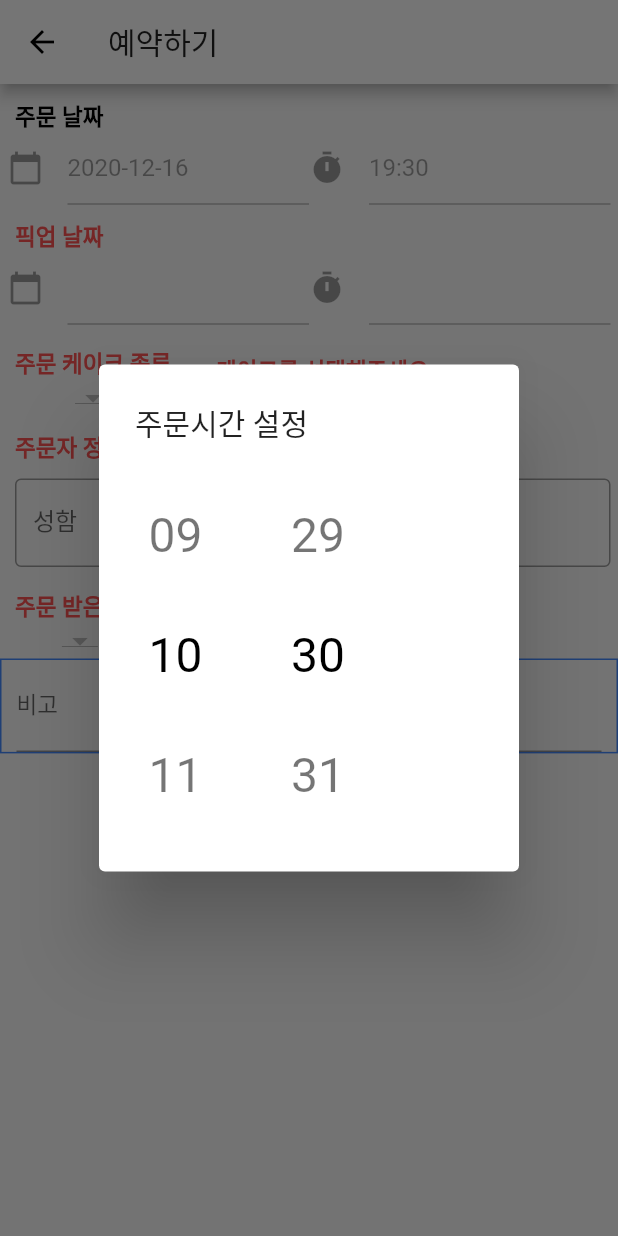
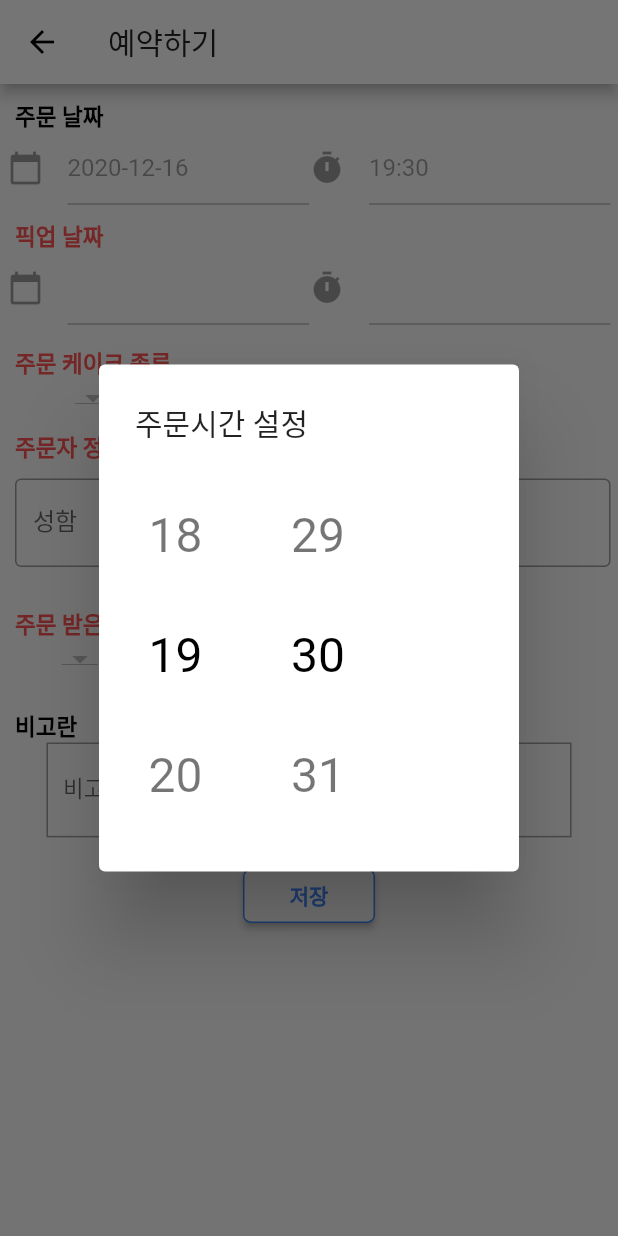
Before and after one commit to monocsp/MyFlutter, a Flutter app: the AddOrder screen opened by its route, after a tap on the "timer" icon, on a phone screen of 412 x 824 dp. Run offline on Flutter 3.47's test engine with Material 2 defaults, Android fonts, the phone set to English and light mode, and no system bars; drawn by our look-alikes of flutter_time_picker_spinner; our stand-ins replace badges, bubble_bottom_bar, cloud_firestore, firebase_core, flutter_speed_dial, google_nav_bar and 4 more; missing offline and left inert: fab_circular_menu, scroll_app_bar, swipedetector, tip_dialog; accounts and stored records are empty; statements that could not run were skipped.

Commit message:
20201216

```diff
--- a/CakeOrder/cakeorder/lib/ProviderPackage/myprovider.dart
+++ b/CakeOrder/cakeorder/lib/ProviderPackage/myprovider.dart
@@ -17,4 +17,10 @@ class DatabaseProvider {
     return _db.collection("CakeList").snapshots().map((list) =>
         list.docs.map((doc) => CakeCategory.fromFireStore(doc)).toList());
   }
+  Stream<List<CakeData>> getTodayOrderCakeData(){
+    return _db.collection(collectionPath)
+  }
+  // Stream<List<CakeData>> getTodayPickUpCakeData(){
+  //   return _db.collection(collectionPath)
+  // }
 }
--- a/CakeOrder/cakeorder/lib/addOrderPackage/addDropDown.dart
+++ b/CakeOrder/cakeorder/lib/addOrderPackage/addDropDown.dart
@@ -1,7 +1,5 @@
 import 'package:flutter/material.dart';
-import 'addOrder.dart';
 import 'package:flutter/cupertino.dart';
-import 'package:cloud_firestore/cloud_firestore.dart';
 import 'package:provider/provider.dart';
 import 'package:cakeorder/ProviderPackage/cakeList.dart';
 
@@ -18,11 +16,11 @@ class CustomDropDown {
     cakeCategoryProvider = Provider.of<List<CakeCategory>>(context);
   }
 
-  _customTitle({@required String title, bool important}) {
+  _customTitle({@required String title, bool important, double fontSize}) {
     return Text(
       title ?? "Empty",
       style: TextStyle(
-          fontSize: _text_Font_Size,
+          fontSize: fontSize ?? _text_Font_Size,
           fontWeight: FontWeight.bold,
           color: important ? Colors.redAccent : Colors.black),
     );
@@ -94,7 +92,7 @@ class CustomDropDown {
       CakeSizePrice selectedCakeSize}) {
     return currentCakeCategory != null
         ? Container(
-            margin: EdgeInsets.only(left: 10, top: 15),
+            margin: EdgeInsets.only(left: 10, top: 20),
             child: Column(children: [
               _customTitle(title: "케이크 호수", important: true),
               cakeSizeList != null
@@ -116,6 +114,9 @@ class CustomDropDown {
                     ),
             ]),
           )
-        : Container(child: _customTitle(title: '케이크를 선택해주세요', important: true));
+        : Container(
+            margin: EdgeInsets.only(top: 20),
+            child: _customTitle(
+                title: '케이크를 선택해주세요', important: true, fontSize: 13));
   }
 }
--- a/CakeOrder/cakeorder/lib/addOrderPackage/addOrder.dart
+++ b/CakeOrder/cakeorder/lib/addOrderPackage/addOrder.dart
@@ -1,16 +1,12 @@
 import 'package:cakeorder/ProviderPackage/cakeList.dart';
 import 'package:flutter/cupertino.dart';
 import 'package:flutter/foundation.dart';
+import 'package:flutter_time_picker_spinner/flutter_time_picker_spinner.dart';
 import 'package:flutter/material.dart';
-import 'package:syncfusion_flutter_datepicker/datepicker.dart';
-import 'package:flutter_time_picker_spinner/flutter_time_picker_spinner.dart';
 import 'package:intl/intl.dart';
-import 'package:cloud_firestore/cloud_firestore.dart';
-import 'package:firebase_auth/firebase_auth.dart';
-import 'package:provider/provider.dart';
-import 'package:path/path.dart' as p;
 import 'addDropDown.dart';
-import 'addDate.dart';
+import 'selectDate.dart';
+import 'cakeCount.dart';
 
 class AddOrder extends StatefulWidget {
   @override
@@ -19,16 +15,19 @@ class AddOrder extends StatefulWidget {
 }
 
 class _AddOrderState extends State<AddOrder> {
+  final scaffoldKey = GlobalKey<ScaffoldState>();
   static final double _text_MARGIN = 10;
   static final double _text_Font_Size = 15;
-  bool addProgressStatus;
+  bool payStatus;
   // static final double _text_TOP_MARGIN = 5;
   CustomDate customDate;
   CustomDropDown customDropDown;
+  CakeCountWidget cakeCountWidget;
   List<CakeSizePrice> cakeSizeList = <CakeSizePrice>[];
   CakeCategory _selectedCakeName;
   CakeCategory _beforeCakeName;
   String _partTimer;
+  int _cakeCount;
   CakeSizePrice _selectedCakeSize;
   TextEditingController _textEditingControllerRemark;
   TextEditingController _textEditingControllerOrderDate;
@@ -46,7 +45,8 @@ class _AddOrderState extends State<AddOrder> {
 
   @override
   void initState() {
-    addProgressStatus = null;
+    _cakeCount = 1;
+    payStatus = null;
     _selectedCakeName = null;
     _partTimer = null;
     initNdisposeTextEditController(init: true);
@@ -86,7 +86,10 @@ class _AddOrderState extends State<AddOrder> {
     customDate = CustomDate(context: context, setStateCallback: dateCallback);
     customDropDown =
         CustomDropDown(context: context, setStateCallback: dropDownCallback);
+    cakeCountWidget =
+        CakeCountWidget(cakeCount: _cakeCount, callback: cakeCountCallback);
     return Scaffold(
+      key: scaffoldKey,
       resizeToAvoidBottomPadding: true,
       appBar: AppBar(
         title: Text('예약하기'),
@@ -124,19 +127,25 @@ class _AddOrderState extends State<AddOrder> {
                     ),
                     Flexible(
                       flex: 1,
-                        child: Container(
-                          margin: EdgeInsets.only(left: 30),
                       child: customDropDown.selectCakePrice(
                           currentCakeCategory: _selectedCakeName,
                           cakeList: cakeSizeList,
                           selectedCakeSize: _selectedCakeSize),
-                        ))
+                    ),
+                    Flexible(
+                        flex: 1,
+                        child: cakeCountWidget.countWidget(
+                            isvisible: _selectedCakeName != null)),
                   ],
                 ),
                 _orderNamePhoneTextField(),
+                Row(children: [
                   customDropDown.selectPartTimerDropDown(_partTimer),
+                  _payStatusCheckBox(),
+                ]),
+                _customTextBox(title: "비고란", import: false),
                 _remarkTextField(context),
-                addButton()
+                addButton(),
               ],
             ),
           ),
@@ -162,7 +171,20 @@ class _AddOrderState extends State<AddOrder> {
                 borderRadius: BorderRadius.circular(5.0),
                 side: BorderSide(color: Colors.blueAccent)),
             onPressed: () {
-              dialogProgressIndicator(addProgressStatus);
+              // dialogProgressIndicator();
+              if (!_catchNull()) {
+                _addData();
+                dialogProgressIndicator();
+              }
+              // print(_checkError == null ? true : false);
+              // _errorSnackBar(_checkError);
+              // _checkError != null ? _errorSnackBar(_checkError) : _addData();
+            }),
+      ),
+    );
+  }
+
+  _addData() async {
     CakeData data = CakeData(
         orderDate: _textEditingControllerOrderDate.text +
             " " +
@@ -174,43 +196,64 @@ class _AddOrderState extends State<AddOrder> {
         cakeSize: _selectedCakeSize.cakeSize,
         cakePrice: _selectedCakeSize.cakePrice,
         customerName: _textEditingControllerCustomerName.text,
-                  customerPhone: _textEditingControllerCustomerPhone.text);
-              data.toFireStore(loadDialogCallback);
-              print(data.documentId);
-              print(data.pickUpDate.toDate());
-              print(data.orderDate.toDate());
-              // c.toFireStore(loadDialogCallback);
-              // var _id;
-              // Map<dynamic, dynamic> temp = {
-              //   "time": Timestamp.fromDate(f.parse(
-              //       _textEditingControllerOrderDate.text +
-              //           " " +
-              //           _textEditingControllerOrderTime.text))
-              // };
-              // FirebaseFirestore.instance
-              //     .collection("Cake")
-              //     .add(temp.cast())
-              //     .then((value) {
-              //   _id = value.id;
-              //   FirebaseFirestore.instance
-              //       .collection("Cake")
-              //       .doc(_id)
-              //       .get()
-              //       .then((value) => print(value.data()["time"].toDate()));
-              // });
-              // var a = DateFormat(_textEditingControllerOrderDate.text);
-            }),
-      ),
-    );
+        customerPhone: _textEditingControllerCustomerPhone.text,
+        partTimer: _partTimer,
+        remark: _textEditingControllerRemark.text,
+        paystatus: payStatus,
+        cakeCount: _cakeCount);
+    await data.toFireStore(loadDialogCallback);
   }
 
-  dialogProgressIndicator(bool status) {
+  _catchNull() {
+    CakeDataError error;
+    if (_textEditingControllerOrderDate.text == '' ||
+        _textEditingControllerOrderTime.text == '') {
+      error = CakeDataError(
+          errorName: "orderDate", errorComment: "예약시간 및 날짜를 선택해주세요");
+    } else if (_textEditingControllerPickUpDate.text == '' ||
+        _textEditingControllerPickUpTime.text == '') {
+      error = CakeDataError(
+          errorName: "pickUpDate", errorComment: "픽업시간 및 날짜를 선택해주세요");
+    } else if (_selectedCakeName == null) {
+      error = CakeDataError(
+          errorName: "cakeCategory", errorComment: "케이크 종류를 선택해주세요");
+    } else if (_selectedCakeSize == null) {
+      error =
+          CakeDataError(errorName: "cakeSize", errorComment: "케이크 사이즈를 선택해주세요");
+    } else if (_textEditingControllerCustomerName.text == '') {
+      error = CakeDataError(
+          errorName: "customerName", errorComment: "주문한 사람의 이름을 입력해주세요");
+    } else if (_textEditingControllerCustomerPhone.text == '') {
+      error = CakeDataError(
+          errorName: "customerPhone", errorComment: "주문한 사람의 전화번호를 입력해주세요");
+    } else if (_partTimer == null) {
+      error = CakeDataError(
+          errorName: "partTimer", errorComment: "주문받은 사람의 이름을 선택해주세요");
+    }
+    if (error != null) {
+      var snackBar = SnackBar(
+          content: Text(
+            "${error.errorComment}",
+          ),
+          duration: Duration(seconds: 1));
+      scaffoldKey.currentState.showSnackBar(snackBar);
+      return true;
+    }
+    return false;
+  }
+
+  _errorSnackBar(CakeDataError dataError) {
+    // final snackBar = SnackBar(content: Text('Are you talkin\' to me?'));
+    var snackBar = SnackBar(content: Text("${dataError.errorComment}"));
+  }
+
+  dialogProgressIndicator() {
     showDialog(
       context: context,
       barrierDismissible: false,
       builder: (context) {
         return WillPopScope(
-            onWillPop: () async => false,
+            // onWillPop: () async => false,
             child: AlertDialog(
           backgroundColor: Colors.black87,
           shape: RoundedRectangleBorder(
@@ -224,21 +267,10 @@ class _AddOrderState extends State<AddOrder> {
                   children: [
                     Padding(
                         child: Container(
-                                child: status == null
-                                    ? CircularProgressIndicator(
+                            child: CircularProgressIndicator(
                               strokeWidth: 3,
                               valueColor:
-                                            AlwaysStoppedAnimation<Color>(
-                                                Colors.white),
-                                      )
-                                    : status
-                                        ? Icon(
-                                            Icons.check,
-                                            size: 20,
-                                          )
-                                        : Icon(
-                                            Icons.error_outline,
-                                            size: 20,
+                                  AlwaysStoppedAnimation<Color>(Colors.white),
                             ),
                             width: 32,
                             height: 32),
@@ -246,8 +278,7 @@ class _AddOrderState extends State<AddOrder> {
                     Padding(
                         child: Text(
                           'Please wait …',
-                              style:
-                                  TextStyle(color: Colors.white, fontSize: 16),
+                          style: TextStyle(color: Colors.white, fontSize: 16),
                           textAlign: TextAlign.center,
                         ),
                         padding: EdgeInsets.only(bottom: 4)),
@@ -262,11 +293,16 @@ class _AddOrderState extends State<AddOrder> {
     );
   }
 
-  loadDialogCallback() {
-    Navigator.of(context).popUntil(ModalRoute.withName('/'));
-    // Navigator.of(context).pushNamed(ModalRoute.withName('/AddOrder'));
-    // Navigator.of(context).pop();
-    // Navigator.of(context).pop();
+  cakeCountCallback(int count) {
+    setState(() {
+      _cakeCount = count;
+    });
+  }
+
+  loadDialogCallback({bool isCompleted}) {
+    isCompleted == null
+        ? Navigator.of(context).popUntil(ModalRoute.withName('/'))
+        : Navigator.of(context).pop();
   }
 
   dateCallback(String param) {
@@ -382,16 +418,17 @@ class _AddOrderState extends State<AddOrder> {
   }
 
   _remarkTextField(BuildContext context) {
-    return Container(
+    return Center(
+      child: Container(
+        width: 350,
         padding: EdgeInsets.only(
             bottom: MediaQuery.of(context).viewInsets.bottom,
             right: 10,
             left: 10),
-      decoration: BoxDecoration(border: Border.all(color: Colors.blueAccent)),
+        decoration: BoxDecoration(border: Border.all(color: Colors.grey)),
         child: TextField(
           decoration: InputDecoration(
-          // counterText:
-          //     '${this._textEditingControllerRemark.text.split(' ').length} words',
+            border: InputBorder.none,
             labelText: '비고',
             hintText: '만나서 카드결제 등',
           ),
@@ -401,6 +438,26 @@ class _AddOrderState extends State<AddOrder> {
           style: TextStyle(
             fontSize: 15,
           ),
+        ),
+      ),
+    );
+  }
+
+  _payStatusCheckBox() {
+    return Container(
+      margin: EdgeInsets.only(left: 50, top: 5, right: 5),
+      child: Column(
+        children: [
+          _customTextBox(title: "결제 여부", import: true),
+          Checkbox(
+            value: payStatus ?? false,
+            onChanged: (value) {
+              setState(() {
+                payStatus = payStatus == null ? true : !payStatus;
+              });
+            },
+          )
+        ],
       ),
     );
   }
@@ -415,11 +472,19 @@ class _AddOrderState extends State<AddOrder> {
     );
   }
 
-  _customTextBox({@required bool isOrder}) {
+  _customTextBox({bool isOrder, String title, bool import}) {
     return Container(
         padding: EdgeInsets.only(left: _text_MARGIN, top: _text_MARGIN),
         child: _customTitle(
-            title: isOrder ? '주문 날짜' : '픽업 날짜',
-            important: isOrder ? false : true));
+            title: isOrder != null
+                ? isOrder
+                    ? '주문 날짜'
+                    : '픽업 날짜'
+                : title,
+            important: isOrder != null
+                ? isOrder
+                    ? false
+                    : true
+                : import ?? false));
   }
 }
--- /dev/null
+++ b/CakeOrder/cakeorder/lib/addOrderPackage/cakeCount.dart
@@ -0,0 +1,64 @@
+import 'package:flutter/material.dart';
+
+class CakeCountWidget {
+  int cakeCount;
+  Function callback;
+  CakeCountWidget({this.cakeCount, this.callback});
+  Widget countWidget({bool isvisible}) {
+    return Visibility(
+      visible: isvisible ?? false,
+      child: Column(
+        mainAxisAlignment: MainAxisAlignment.center,
+        children: [
+          Container(
+            margin: EdgeInsets.only(top: 20),
+            child: Text(
+              '수량',
+              style: TextStyle(
+                  fontSize: 15,
+                  color: Colors.redAccent,
+                  fontWeight: FontWeight.bold),
+            ),
+          ),
+          Container(
+            // margin: EdgeInsets.only(top: 15),
+            child: Row(
+              mainAxisAlignment: MainAxisAlignment.end,
+              children: [_minusButton(), _countTextField(), _plusButton()],
+            ),
+          ),
+        ],
+      ),
+    );
+  }
+
+  _minusButton() {
+    return Visibility(
+        visible: cakeCount > 1,
+        child: Container(
+            child: IconButton(
+          icon: Icon(Icons.horizontal_rule),
+          onPressed: () {
+            callback(--cakeCount);
+          },
+        )));
+  }
+
+  _countTextField() {
+    return Container(
+        child: Text(
+      cakeCount.toString(),
+      style: TextStyle(fontSize: 13, fontWeight: FontWeight.bold),
+    ));
+  }
+
+  _plusButton() {
+    return Container(
+        child: IconButton(
+      icon: Icon(Icons.add),
+      onPressed: () {
+        callback(++cakeCount);
+      },
+    ));
+  }
+}
--- a/CakeOrder/cakeorder/lib/addOrderPackage/addDate.dart
+++ b/CakeOrder/cakeorder/lib/addOrderPackage/selectDate.dart
@@ -89,17 +89,7 @@ class CustomDate {
           title: isOrderTime ? Text('주문시간 설정') : Text('픽업시간 설정'),
           content: TimePickerSpinner(
             is24HourMode: true,
-            time: isOrderTime
-                ? DateTime.now().add(Duration(hours: 9))
-                //Set 00:00
-                : pickUpTime == null
-                    ? DateTime.parse(DateTime.now().toString().split(' ')[0] +
-                        " 00:00:00.000")
-                    : _test(pickUpTime
-                        // DateTime.parse(DateTime.now().toString().split(' ')[0] +
-                        //     " " +
-                        //     pickUpTime
-                        ),
+            time: setDateTime(isOrderTime, pickUpTime),
             minutesInterval: isOrderTime ? 1 : 5,
             spacing: 50,
             itemHeight: 80,
@@ -118,4 +108,16 @@ class CustomDate {
       },
     );
   }
+
+  setDateTime(bool isOrder, var pickUpTime) {
+    return pickUpTime.text == ''
+        ? isOrder
+            ? DateTime.now().add(Duration(hours: 9)) //set Current Time
+            : DateTime.parse(DateTime.now().toString().split(' ')[0] +
+                " 00:00:00.000") //set 00
+        : DateTime.parse(DateTime.now().toString().split(' ')[0] +
+            " " +
+            pickUpTime.text +
+            ":00.000"); //set previous time
+  }
 }
```
Also changed, not shown: CakeOrder/cakeorder/lib/ProviderPackage/cakeList.dart (+50 -35 lines), CakeOrder/cakeorder/lib/cakeBookDataClass.dart (deleted, +0 -40 lines). Lines whose indentation alone changed are shown as unchanged.
